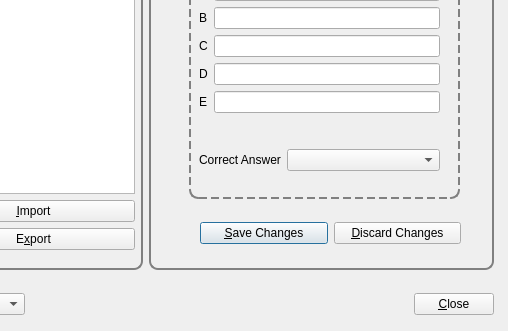
The window that designer/editset.ui (sobjornstad/clicker-quiz-manager) describes before a commit, drawn with Qt 5; both pictures show x 517 to 1025 and y 281 to 612 of the 1025 by 612 pixel window.
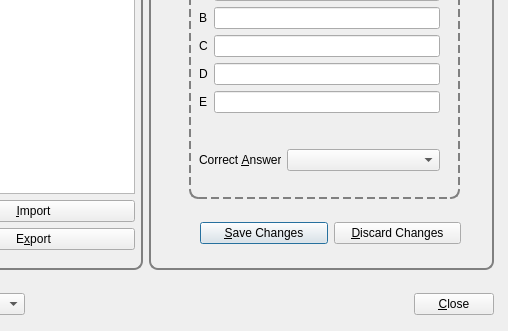
The same window after the commit.

Commit message:
add shortcut for jumping to correct answer field
This is useful if you don't want to enter all five choices, so you don't
have to hit tab one to three extra times.

Patch:
```diff
--- a/designer/editset.ui
+++ b/designer/editset.ui
@@ -253,7 +253,10 @@
          <item row="0" column="0">
           <widget class="QLabel" name="label_2">
            <property name="text">
-            <string>Correct Answer</string>
+            <string>Correct &amp;Answer</string>
+           </property>
+           <property name="buddy">
+            <cstring>correctAnswerCombo</cstring>
            </property>
           </widget>
          </item>
```
